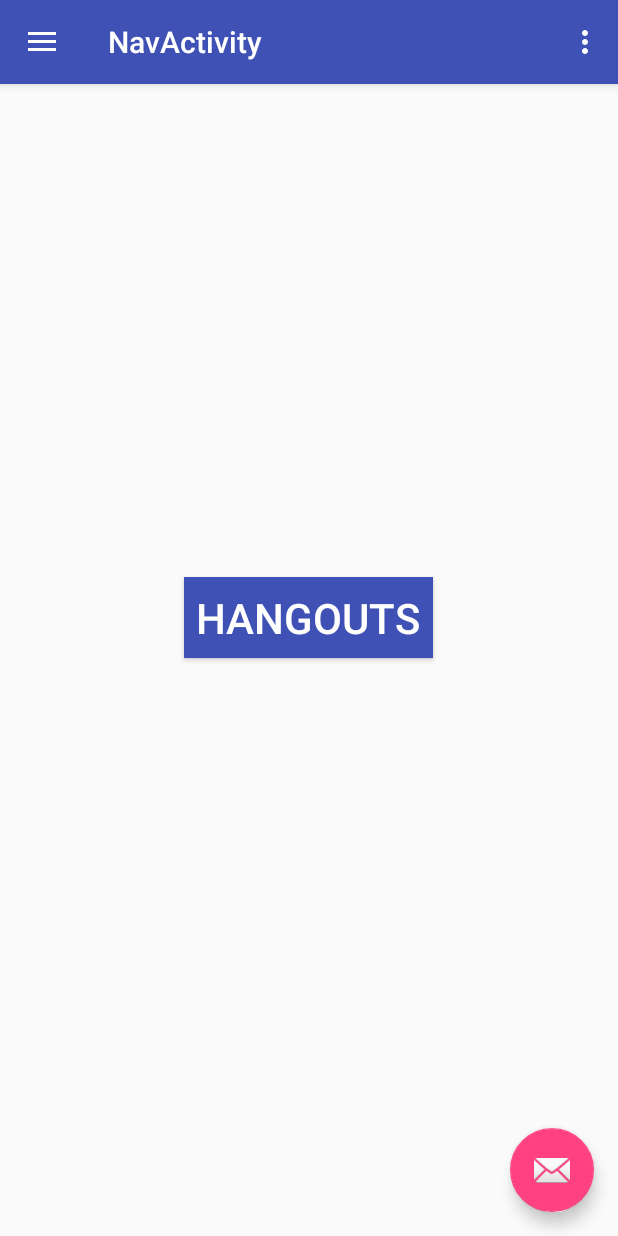
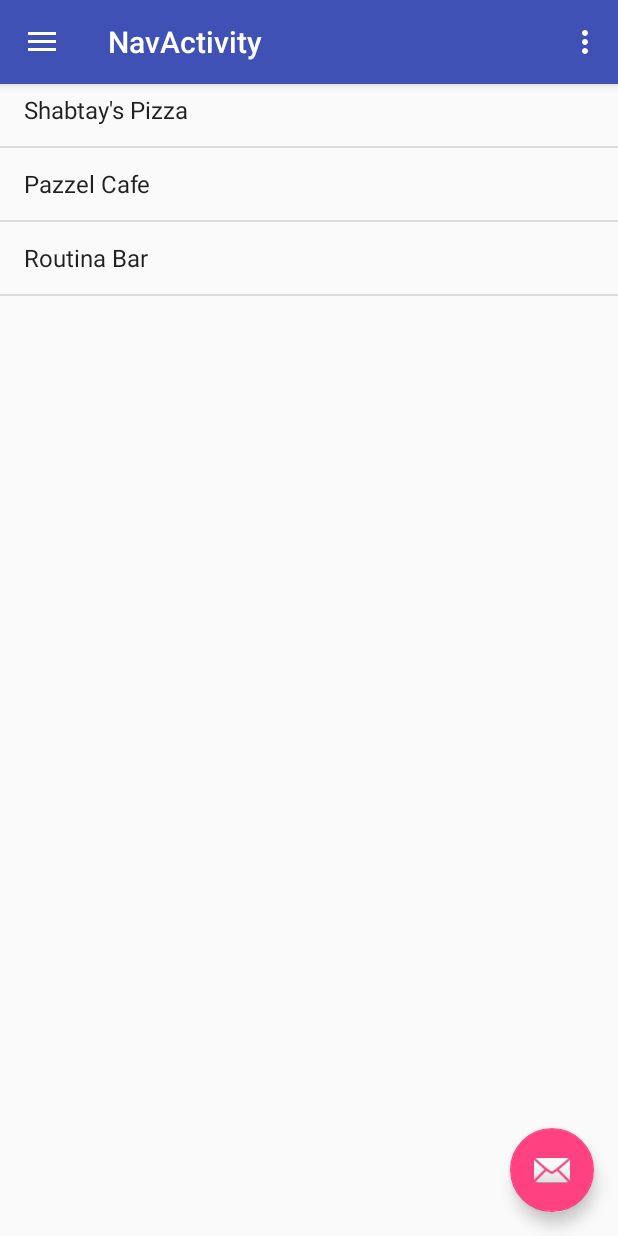
Before and after one commit to adicohen93/Cheers, an Android app: the NavActivity screen opened directly, with no data from a screen before it, in the side drawer, after a tap on "Places", on a phone screen of 412 x 824 dp. Run offline under Robolectric (Android 15) with nearby library versions, the phone set to English and light mode, and no system bars; our stand-ins replace Picasso; 3 statements that could not run were skipped.

Commit message:
Add PlacesListFragment that shows a fixed list of places

```diff
--- a/app/build.gradle
+++ b/app/build.gradle
@@ -28,10 +28,14 @@ dependencies {
     compile 'de.hdodenhof:circleimageview:1.3.0'
     compile 'com.squareup.picasso:picasso:2.5.2'
     compile 'com.android.support:support-v4:24.2.1'
+    compile 'com.android.support:recyclerview-v7:24.2.1'
     testCompile 'junit:junit:4.12'
 }
 
 
 
 
+
+
+
 apply plugin: 'com.google.gms.google-services'
--- a/app/src/main/java/com/adicohen/cheers/NavActivity.java
+++ b/app/src/main/java/com/adicohen/cheers/NavActivity.java
@@ -111,14 +111,12 @@ public class NavActivity extends AppCompatActivity
         int id = item.getItemId();
 
         if (id == R.id.nav_current) {
-            //set the fragment initially
             MainFragment fragment = new MainFragment();
             android.support.v4.app.FragmentTransaction fragmentTransaction = getSupportFragmentManager().beginTransaction();
             fragmentTransaction.replace(R.id.fragment_container, fragment);
             fragmentTransaction.commit();
         }
         else if (id == R.id.nav_hangouts) {
-            //set the fragment initially
             HangoutsFragment fragment = new HangoutsFragment();
             android.support.v4.app.FragmentTransaction fragmentTransaction = getSupportFragmentManager().beginTransaction();
             fragmentTransaction.replace(R.id.fragment_container, fragment);
@@ -128,7 +126,10 @@ public class NavActivity extends AppCompatActivity
 
         }
         else if (id == R.id.nav_places) {
-
+            PlaceListFragment fragment = new PlaceListFragment();
+            android.support.v4.app.FragmentTransaction fragmentTransaction = getSupportFragmentManager().beginTransaction();
+            fragmentTransaction.replace(R.id.fragment_container, fragment);
+            fragmentTransaction.commit();
         }
         else if (id == R.id.nav_settings) {
 
@@ -138,4 +139,5 @@ public class NavActivity extends AppCompatActivity
         drawer.closeDrawer(GravityCompat.START);
         return true;
     }
+
 }
--- a/app/src/main/java/com/adicohen/cheers/Place.java
+++ b/app/src/main/java/com/adicohen/cheers/Place.java
@@ -19,4 +19,8 @@ public class Place {
     public void setAddress(String address) {
         this.address = address;
     }
+
+    public String ToString() {
+        return this.name;
+    }
 }
--- /dev/null
+++ b/app/src/main/java/com/adicohen/cheers/PlaceListFragment.java
@@ -0,0 +1,29 @@
+package com.adicohen.cheers;
+
+import android.support.v4.app.ListFragment;
+import android.os.Bundle;
+import android.view.View;
+import android.widget.ArrayAdapter;
+import android.widget.ListView;
+
+import java.util.List;
+
+public class PlaceListFragment extends ListFragment {
+
+    private List<String> placesStringList;
+    @Override
+    public void onCreate(Bundle savedInstanceState) {
+        super.onCreate(savedInstanceState);
+
+        UserData userData = new UserData();
+        placesStringList = userData.getPlacesStringList();
+        ArrayAdapter<String> adapter = new ArrayAdapter<String>(getActivity(), android.R.layout.simple_list_item_1, placesStringList);
+        setListAdapter(adapter);
+
+    }
+
+    @Override
+    public void onListItemClick(ListView l, View v, int position, long id) {
+        super.onListItemClick(l, v, position, id);
+    }
+}
--- a/app/src/main/java/com/adicohen/cheers/UserData.java
+++ b/app/src/main/java/com/adicohen/cheers/UserData.java
@@ -5,20 +5,34 @@ import java.util.List;
 
 
 public class UserData {
-    private List<Friend> friendsList = new ArrayList<Friend>();
-    private List<Place> placesList = new ArrayList<Place>();
-    private List<Hangout> hangoutsList = new ArrayList<Hangout>();
+    private static List<Friend> friendsList;
+    private static List<Place> placesList;
+    private static List<Hangout> hangoutsList;
 
+    public UserData() {
+        friendsList = new ArrayList<Friend>();
+        placesList = new ArrayList<Place>();
+        hangoutsList = new ArrayList<Hangout>();
+        placesList.add(new Place("Gambrinos"));
+        placesList.add(new Place("Cafe Cafe"));
+        placesList.add(new Place("Shabtay's Pizza"));
+        placesList.add(new Place("Pazzel Cafe"));
+        placesList.add(new Place("Routina Bar"));
+    }
     public List<Hangout> getHangoutsList() {
-        return this.hangoutsList;
+        return hangoutsList;
     }
 
     public List<Friend> getFriendsList() {
-        return this.friendsList;
+        return friendsList;
     }
 
-    public List<Place> getPlacesList() {
-        return this.placesList;
+    public List<String> getPlacesStringList() {
+        List<String> placeStringList = new ArrayList<>();
+        for (int i=1; i<placesList.size(); i++) {
+            placeStringList.add(placesList.get(i).getName());
+        }
+        return placeStringList;
     }
 
 }
--- a/app/src/main/res/layout/app_bar_nav.xml
+++ b/app/src/main/res/layout/app_bar_nav.xml
@@ -23,6 +23,7 @@
 
     <FrameLayout
         android:id="@+id/fragment_container"
+        android:layout_below="@id/toolbar"
         android:layout_width="match_parent"
         android:layout_height="match_parent">
 
--- a/app/src/main/res/values/dimens.xml
+++ b/app/src/main/res/values/dimens.xml
@@ -6,4 +6,5 @@
     <dimen name="nav_header_vertical_spacing">16dp</dimen>
     <dimen name="nav_header_height">160dp</dimen>
     <dimen name="fab_margin">16dp</dimen>
+    <dimen name="text_margin">16dp</dimen>
 </resources>
```
Also changed, not shown: app/src/main/res/layout/fragment_place_list.xml (added, +14 -0 lines).
